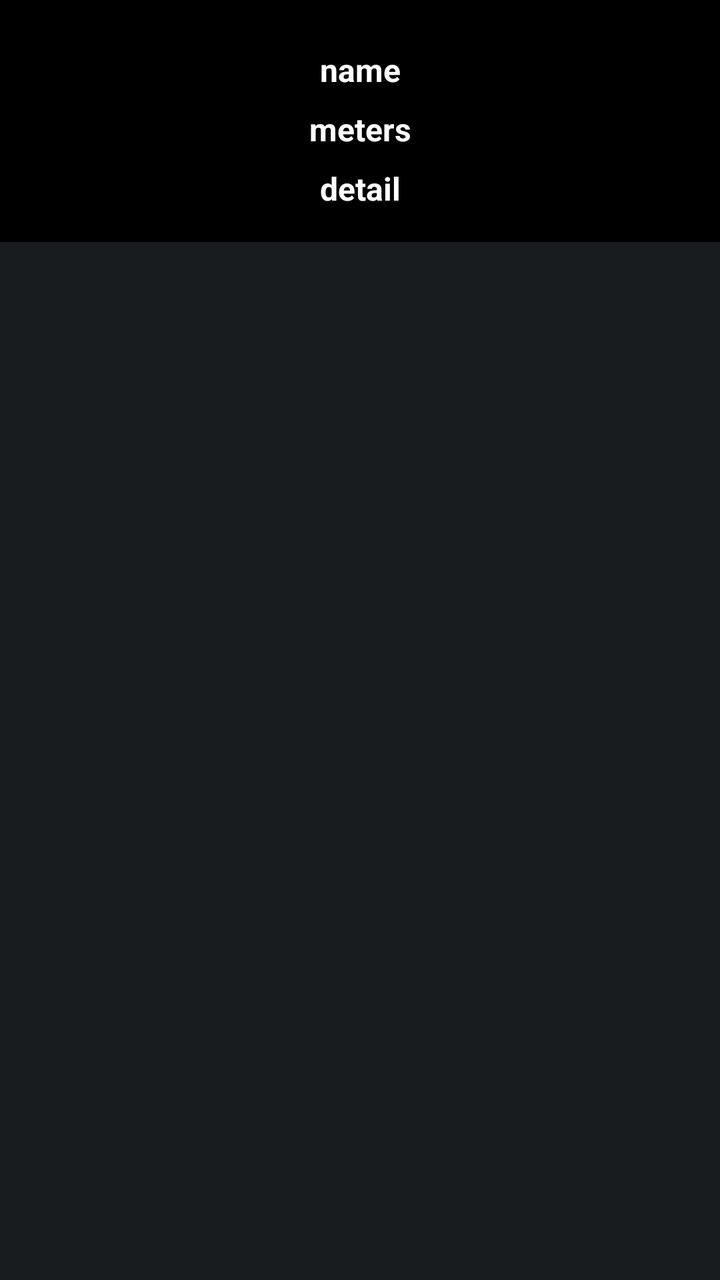
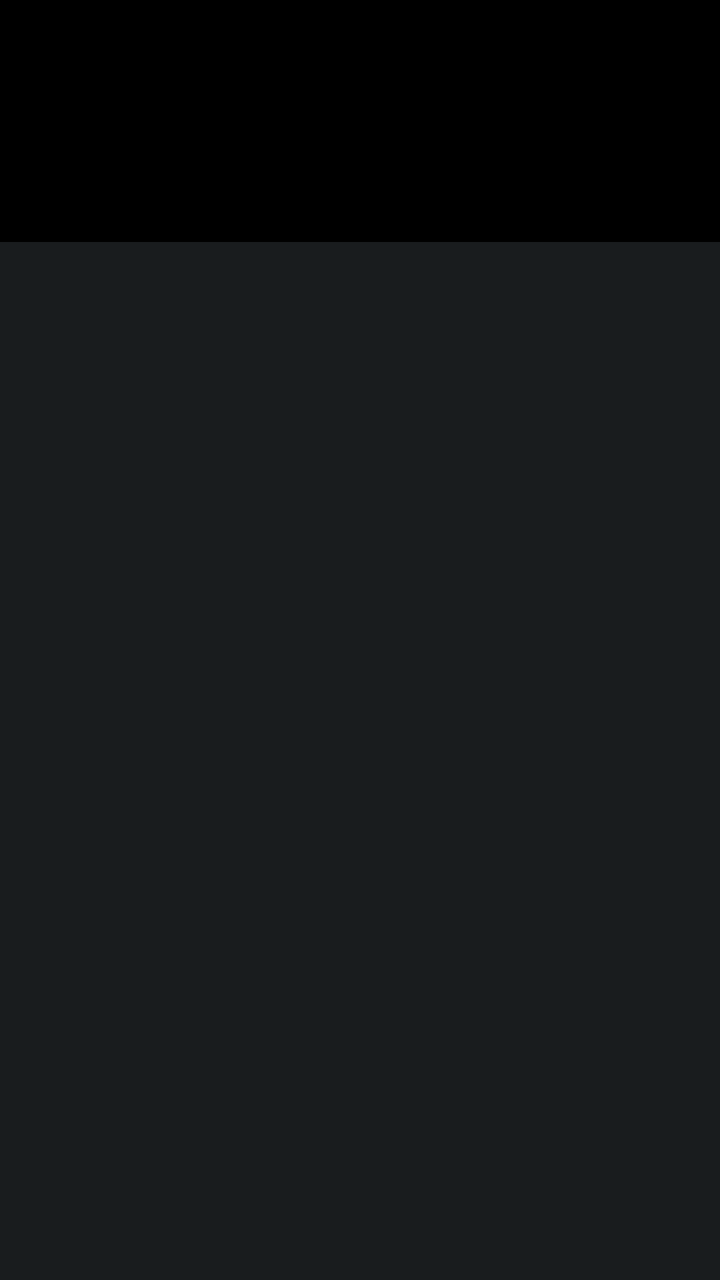

Two renders of the same Android screen: before a commit and after it. Below are the layout's source before the change and the commit's diff.
<!-- AndroidManifest.xml: activity theme android:Theme.DeviceDefault.NoActionBar -->
<!-- res/layout/activity_session_detail.xml -->
<?xml version="1.0" encoding="utf-8"?>
<ScrollView xmlns:android="http://schemas.android.com/apk/res/android"
    android:layout_width="match_parent"
    android:layout_height="match_parent">

<LinearLayout
    android:layout_width="match_parent"
    android:layout_height="match_parent"
    android:background="@android:color/black"
    android:gravity="center"
    android:orientation="vertical"
    android:padding="16dp">

    <TextView
        android:id="@+id/nameSessionName"
        android:layout_width="match_parent"
        android:layout_height="wrap_content"
        android:layout_marginTop="8dp"
        android:gravity="center"
        android:text="name"
        android:textColor="@android:color/white"
        android:textSize="16sp"
        android:textStyle="bold" />

    <TextView
        android:id="@+id/metersSessionName"
        android:layout_width="match_parent"
        android:layout_height="wrap_content"
        android:layout_marginTop="8dp"
        android:gravity="center"
        android:text="meters"
        android:textColor="@android:color/white"
        android:textSize="16sp"
        android:textStyle="bold" />

    <TextView
        android:id="@+id/detailSessionName"
        android:layout_width="match_parent"
        android:layout_height="wrap_content"
        android:layout_marginTop="8dp"
        android:gravity="center"
        android:text="detail"
        android:textColor="@android:color/white"
        android:textSize="16sp"
        android:textStyle="bold" />
</LinearLayout>
</ScrollView>
<!-- resources referenced by this layout -->
<resources>

</resources>

<!-- the commit's change to res/layout/activity_session_detail.xml (unified diff, before → after) -->
@@ -1,5 +1,6 @@
 <?xml version="1.0" encoding="utf-8"?>
 <ScrollView xmlns:android="http://schemas.android.com/apk/res/android"
+    android:id="@+id/scrollView"
     android:layout_width="match_parent"
     android:layout_height="match_parent">
 
@@ -17,7 +18,6 @@
         android:layout_height="wrap_content"
         android:layout_marginTop="8dp"
         android:gravity="center"
-        android:text="name"
         android:textColor="@android:color/white"
         android:textSize="16sp"
         android:textStyle="bold" />
@@ -28,7 +28,6 @@
         android:layout_height="wrap_content"
         android:layout_marginTop="8dp"
         android:gravity="center"
-        android:text="meters"
         android:textColor="@android:color/white"
         android:textSize="16sp"
         android:textStyle="bold" />
@@ -39,7 +38,6 @@
         android:layout_height="wrap_content"
         android:layout_marginTop="8dp"
         android:gravity="center"
-        android:text="detail"
         android:textColor="@android:color/white"
         android:textSize="16sp"
         android:textStyle="bold" />
